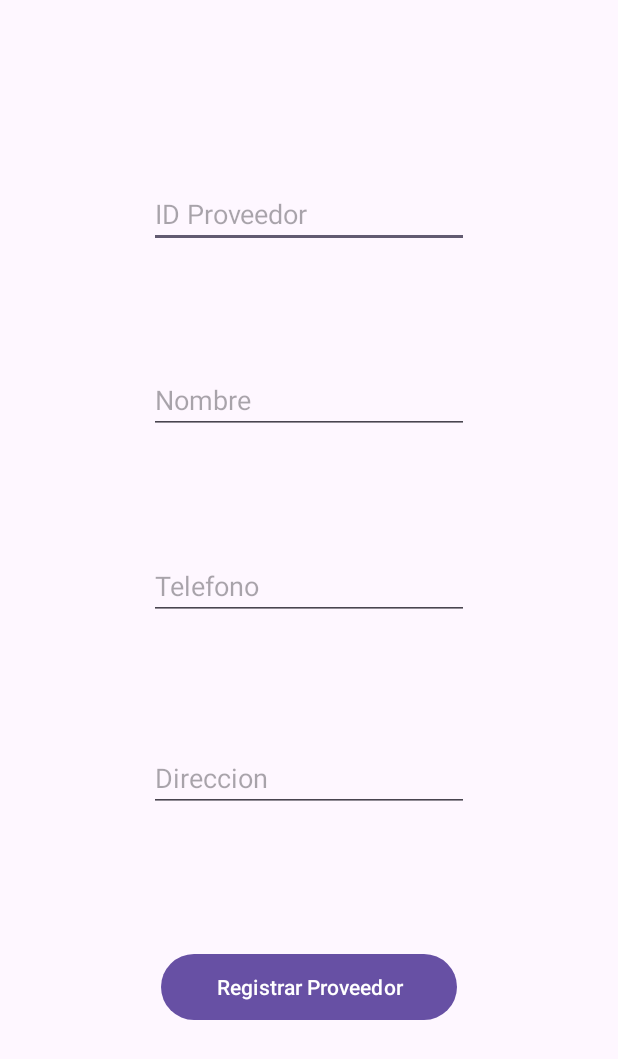
After one commit to JeisonHuertas/freshBerries_Android, an Android app: the RegistrarProveedorActivity screen opened directly, with no data from a screen before it, on a phone screen of 412 x 824 dp. The commit adds this screen. Shown: the top 1059 px of the screen. Run offline under Robolectric (Android 15) with nearby library versions, the phone set to English and light mode, and no system bars; our stand-ins replace Room's generated code.

Commit message:
Registro de Proveedor completo

```diff
--- a/app/src/main/AndroidManifest.xml
+++ b/app/src/main/AndroidManifest.xml
@@ -12,6 +12,9 @@
         android:supportsRtl="true"
         android:theme="@style/Theme.FreshBerries"
         tools:targetApi="31">
+        <activity
+            android:name=".Activities.ui.proveedores.RegistrarProveedorActivity"
+            android:exported="false" />
         <activity
             android:name=".Activities.MainActivityAdministrador"
             android:exported="false"
--- /dev/null
+++ b/app/src/main/java/com/example/freshberries/Activities/ui/proveedores/RegistrarProveedorActivity.kt
@@ -0,0 +1,59 @@
+package com.example.freshberries.Activities.ui.proveedores
+
+import android.os.Bundle
+import android.widget.Button
+import android.widget.EditText
+import android.widget.Toast
+import androidx.activity.enableEdgeToEdge
+import androidx.appcompat.app.AppCompatActivity
+import androidx.core.view.ViewCompat
+import androidx.core.view.WindowInsetsCompat
+import androidx.room.Room
+import com.example.freshberries.Configuracion.FreshBerriesBD
+import com.example.freshberries.Modelo.Proveedor
+import com.example.freshberries.R
+
+class RegistrarProveedorActivity : AppCompatActivity() {
+
+    private lateinit var bd: FreshBerriesBD
+    override fun onCreate(savedInstanceState: Bundle?) {
+        super.onCreate(savedInstanceState)
+        enableEdgeToEdge()
+        setContentView(R.layout.activity_registrar_proveedor)
+
+        val txtId = findViewById<EditText>(R.id.txtIdProveedor)
+        val txtNombre = findViewById<EditText>(R.id.txtNombreProveedor)
+        val txtTelefono = findViewById<EditText>(R.id.txtTelefonoProveedor)
+        val txtDireccion = findViewById<EditText>(R.id.txtTelefonoProveedor)
+
+        val btnRegistrar = findViewById<Button>(R.id.btnRegistrarProveedor)
+
+        //Instancia de la Base de datos
+        bd = Room.databaseBuilder(application, FreshBerriesBD::class.java, FreshBerriesBD.DATABASE_NAME).allowMainThreadQueries().build()
+
+        btnRegistrar.setOnClickListener {
+            val id = txtId.text.toString().toLongOrNull()
+            val nombre = txtNombre.text.toString()
+            val telefono = txtTelefono.text.toString()
+            val direccion = txtDireccion.text.toString()
+
+            if (id != null && nombre.isNotEmpty() && telefono.isNotEmpty() && direccion.isNotEmpty()){
+                val proveedor = Proveedor(id,nombre,telefono,direccion)
+                try {
+                    bd.proveedorDAO.registrarProveedor(proveedor)
+                }catch (ex : Exception){
+                    Toast.makeText(this, "Ya existe un proveedor con ese ID", Toast.LENGTH_SHORT).show()
+                }
+                Toast.makeText(this, "Se registró el proveedor", Toast.LENGTH_SHORT).show()
+
+                txtId.setText("")
+                txtTelefono.setText("")
+                txtDireccion.setText("")
+                txtNombre.setText("")
+            }else{
+                Toast.makeText(this, "Campos vacíos", Toast.LENGTH_SHORT).show()
+            }
+        }
+
+    }
+}
--- /dev/null
+++ b/app/src/main/res/layout/activity_registrar_proveedor.xml
@@ -0,0 +1,73 @@
+<?xml version="1.0" encoding="utf-8"?>
+<androidx.constraintlayout.widget.ConstraintLayout xmlns:android="http://schemas.android.com/apk/res/android"
+    xmlns:app="http://schemas.android.com/apk/res-auto"
+    xmlns:tools="http://schemas.android.com/tools"
+    android:id="@+id/main"
+    android:layout_width="match_parent"
+    android:layout_height="match_parent"
+    tools:context=".Activities.ui.proveedores.RegistrarProveedorActivity">
+
+    <EditText
+        android:id="@+id/txtIdProveedor"
+        android:layout_width="wrap_content"
+        android:layout_height="wrap_content"
+        android:layout_marginTop="120dp"
+        android:ems="10"
+        android:hint="@string/txtIdProveedor"
+        android:inputType="number"
+        app:layout_constraintEnd_toEndOf="parent"
+        app:layout_constraintHorizontal_bias="0.5"
+        app:layout_constraintStart_toStartOf="parent"
+        app:layout_constraintTop_toTopOf="parent" />
+
+    <EditText
+        android:id="@+id/txtDireccionProveedor"
+        android:layout_width="wrap_content"
+        android:layout_height="wrap_content"
+        android:layout_marginTop="496dp"
+        android:ems="10"
+        android:hint="@string/txtDireccionProveedor"
+        android:inputType="text"
+        app:layout_constraintEnd_toEndOf="parent"
+        app:layout_constraintHorizontal_bias="0.5"
+        app:layout_constraintStart_toStartOf="parent"
+        app:layout_constraintTop_toTopOf="parent" />
+
+    <EditText
+        android:id="@+id/txtTelefonoProveedor"
+        android:layout_width="wrap_content"
+        android:layout_height="wrap_content"
+        android:layout_marginTop="368dp"
+        android:ems="10"
+        android:hint="@string/txtTelefonoProveedor"
+        android:inputType="phone"
+        app:layout_constraintEnd_toEndOf="parent"
+        app:layout_constraintHorizontal_bias="0.5"
+        app:layout_constraintStart_toStartOf="parent"
+        app:layout_constraintTop_toTopOf="parent" />
+
+    <EditText
+        android:id="@+id/txtNombreProveedor"
+        android:layout_width="wrap_content"
+        android:layout_height="wrap_content"
+        android:layout_marginTop="244dp"
+        android:ems="10"
+        android:hint="@string/txtNombreProveedor"
+        android:inputType="text"
+        app:layout_constraintEnd_toEndOf="parent"
+        app:layout_constraintHorizontal_bias="0.5"
+        app:layout_constraintStart_toStartOf="parent"
+        app:layout_constraintTop_toTopOf="parent" />
+
+    <Button
+        android:id="@+id/btnRegistrarProveedor"
+        android:layout_width="197dp"
+        android:layout_height="52dp"
+        android:layout_marginTop="632dp"
+        android:text="@string/btnRegistrarProveedor"
+        app:layout_constraintEnd_toEndOf="parent"
+        app:layout_constraintHorizontal_bias="0.5"
+        app:layout_constraintStart_toStartOf="parent"
+        app:layout_constraintTop_toTopOf="parent" />
+
+</androidx.constraintlayout.widget.ConstraintLayout>
--- a/app/src/main/res/values/strings.xml
+++ b/app/src/main/res/values/strings.xml
@@ -4,10 +4,17 @@
     //Strings para cuadros de texto editables
     <string name="txtUsuario">Usuario</string>
     <string name="txtContraseña">Contraseña</string>
+    <string name="txtIdProveedor">ID Proveedor</string>
+    <string name="txtNombreProveedor">Nombre</string>
+    <string name="txtTelefonoProveedor">Telefono</string>
+    <string name="txtDireccionProveedor">Direccion</string>
 
 
     //Strings para Botones
     <string name="btnLogIn">Iniciar Sesión</string>
+    <string name="btnRegistrarProveedor">Registrar Proveedor</string>
+    <string name="btnBuscarProveedor">Buscar Proveedor</string>
+    <string name="btnListarProveedor">Listar Proveedor</string>
 
 
     <string name="title_activity_main_administrador">MainActivityAdministrador</string>
@@ -21,4 +28,6 @@
     <string name="menu_home">Inicio</string>
     <string name="menu_proveedores">Proveedores</string>
     <string name="menu_Clientes">Clientes</string>
+    <!-- TODO: Remove or change this placeholder text -->
+    <string name="hello_blank_fragment">Hello blank fragment</string>
 </resources>
```
Also changed, not shown: app/src/main/java/com/example/freshberries/Activities/ui/proveedores/ProveedoresFragment.kt (+19 -0 lines), app/src/main/res/layout/fragment_proveedores.xml (+48 -1 lines).
